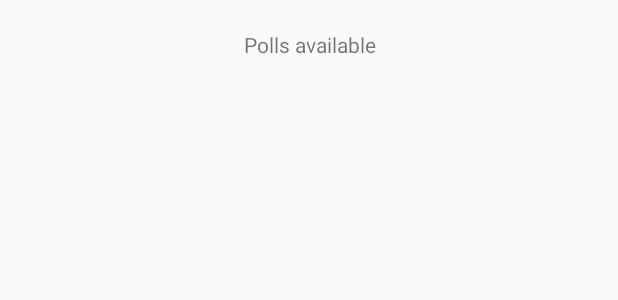
After one commit to gesban/Polls, an Android app: the layout fragment_home.xml on its own in the app's theme, with its tools: preview values and no code run, on a phone screen of 412 x 824 dp. The commit adds this screen. Shown: the top 300 px of the screen. Run offline under Robolectric (Android 15) with nearby library versions, the phone set to English and light mode, and no system bars.

Commit message:
Add Home Fragment

```diff
--- /dev/null
+++ b/app/src/main/java/com/loopcupcakes/apps/polls/view/HomeFragment.java
@@ -0,0 +1,30 @@
+package com.loopcupcakes.apps.polls.view;
+
+
+import android.os.Bundle;
+import android.support.v4.app.Fragment;
+import android.view.LayoutInflater;
+import android.view.View;
+import android.view.ViewGroup;
+
+import com.loopcupcakes.apps.polls.R;
+
+/**
+ * A simple {@link Fragment} subclass.
+ */
+public class HomeFragment extends Fragment {
+
+
+    public HomeFragment() {
+        // Required empty public constructor
+    }
+
+
+    @Override
+    public View onCreateView(LayoutInflater inflater, ViewGroup container,
+                             Bundle savedInstanceState) {
+        // Inflate the layout for this fragment
+        return inflater.inflate(R.layout.fragment_home, container, false);
+    }
+
+}
--- a/app/src/main/java/com/loopcupcakes/apps/polls/viewmodel/MainVM.java
+++ b/app/src/main/java/com/loopcupcakes/apps/polls/viewmodel/MainVM.java
@@ -111,4 +111,5 @@ public class MainVM {
             }
         };
     }
+
 }
--- /dev/null
+++ b/app/src/main/res/layout/fragment_home.xml
@@ -0,0 +1,28 @@
+<FrameLayout xmlns:android="http://schemas.android.com/apk/res/android"
+    xmlns:tools="http://schemas.android.com/tools"
+    android:layout_width="match_parent"
+    android:layout_height="match_parent"
+    android:padding="@dimen/f_home_frame_padding"
+    tools:context="com.loopcupcakes.apps.polls.view.HomeFragment">
+
+    <LinearLayout
+        android:layout_width="match_parent"
+        android:layout_height="match_parent"
+        android:orientation="vertical">
+
+        <TextView
+            android:layout_width="match_parent"
+            android:layout_height="wrap_content"
+            android:layout_margin="@dimen/f_home_available_margin"
+            android:gravity="center"
+            android:text="@string/f_home_available_text" />
+
+        <android.support.v7.widget.RecyclerView
+            android:id="@+id/f_home_recycler"
+            android:layout_width="match_parent"
+            android:layout_height="match_parent">
+
+        </android.support.v7.widget.RecyclerView>
+    </LinearLayout>
+
+</FrameLayout>
--- a/app/src/main/res/values/dimens.xml
+++ b/app/src/main/res/values/dimens.xml
@@ -6,4 +6,6 @@
     <dimen name="nav_header_vertical_spacing">16dp</dimen>
     <dimen name="nav_header_height">160dp</dimen>
     <dimen name="f_loading_progressbar_margin">20dp</dimen>
+    <dimen name="f_home_available_margin">10dp</dimen>
+    <dimen name="f_home_frame_padding">10dp</dimen>
 </resources>
--- a/app/src/main/res/values/strings.xml
+++ b/app/src/main/res/values/strings.xml
@@ -5,5 +5,8 @@
     <string name="drawer_close">Closing</string>
 
     <string name="subtitle_home">Home</string>
+
     <string name="f_loading_loading_text">Loading polls&#8230;</string>
+
+    <string name="f_home_available_text">Polls available</string>
 </resources>
```
